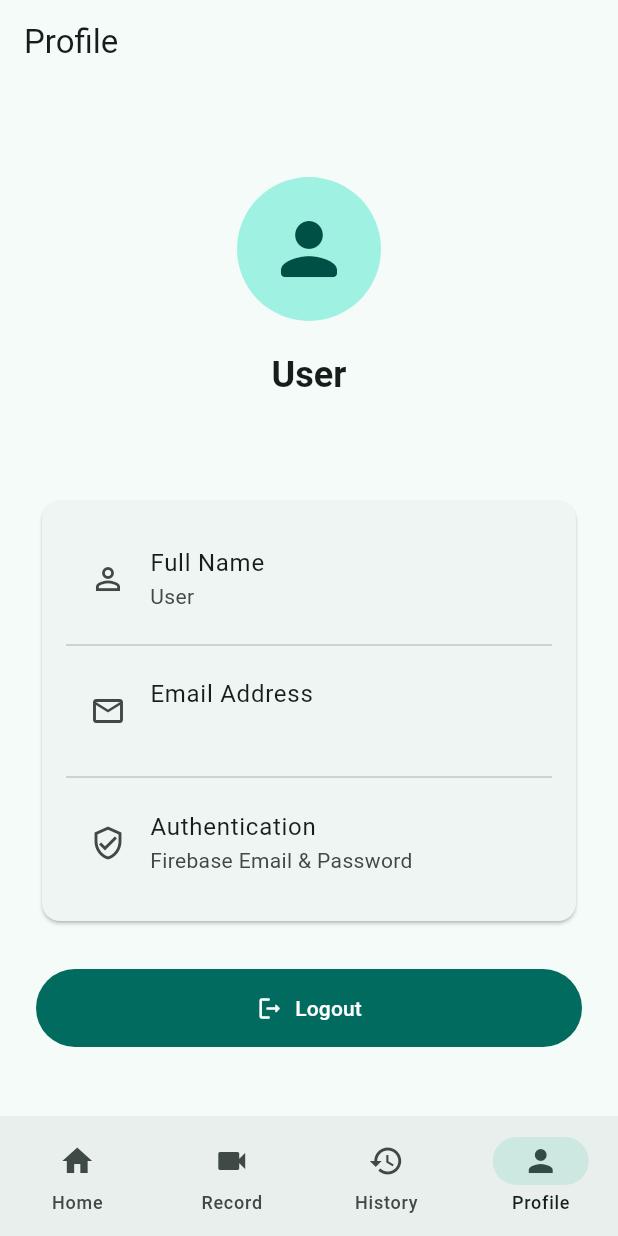
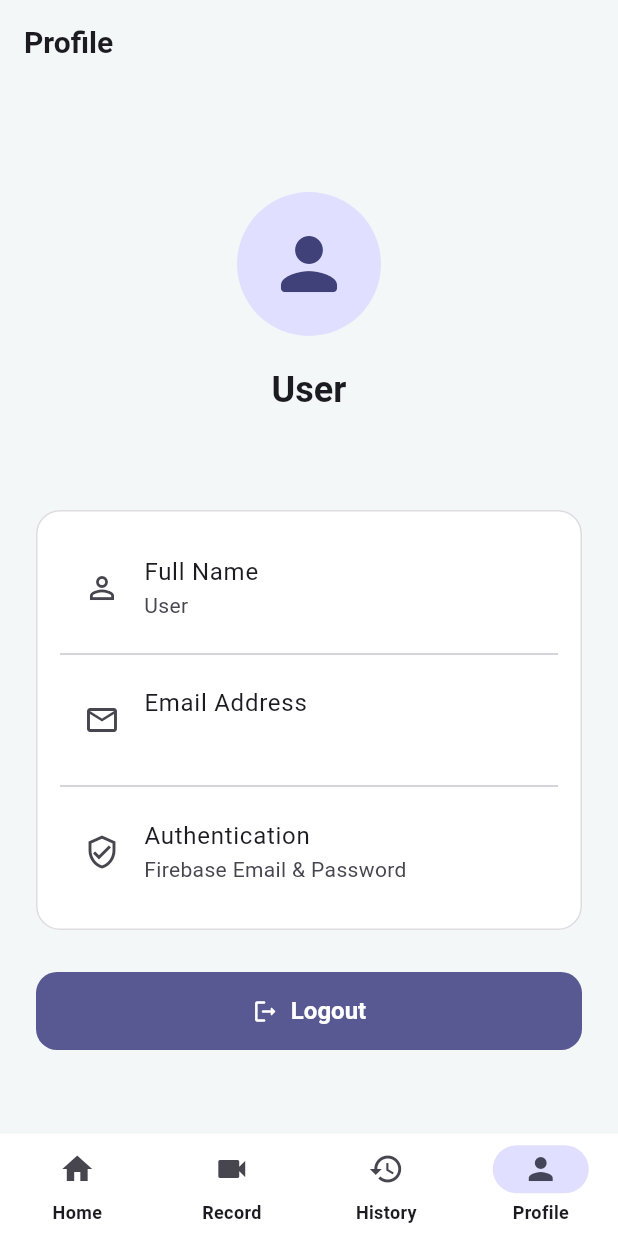
Before and after one commit to salitha07/pitchcut_Ai, a Flutter app: the screen it shows once a user with an empty profile is signed in, item 4 of the bottom bar chosen, on a phone screen of 412 x 824 dp. Run offline on Flutter 3.47's test engine with Material 3 defaults, Android fonts, the phone set to English and light mode, and no system bars; our stand-ins replace camera, cloud_firestore, file_picker, firebase_auth, firebase_core, firebase_storage and 5 more; accounts and stored records are empty.

Commit message:
style: upgrade app theme with rounded cards, buttons and nav bar

```diff
--- a/lib/core/theme/app_theme.dart
+++ b/lib/core/theme/app_theme.dart
@@ -1,15 +1,112 @@
 import 'package:flutter/material.dart';
 
 class AppTheme {
-  static ThemeData light = ThemeData(
-    useMaterial3: true,
-    colorSchemeSeed: const Color.fromARGB(255, 100, 232, 210),
-    brightness: Brightness.light,
-  );
+  // Brand colour. Keep the value you chose.
+  static const Color _seed = Color.fromARGB(255, 38, 30, 187);
 
-  static ThemeData dark = ThemeData(
-    useMaterial3: true,
-    colorSchemeSeed: const Color(0xFF4F46E5),
-    brightness: Brightness.dark,
-  );
+  // Dark palette: change these to make the app lighter or darker.
+  static const Color _darkBackground = Color(0xFF0B0F14); // page background
+  static const Color _darkCard = Color(0xFF151B23); // cards, bottom bar
+  static const Color _darkCardHigh = Color(0xFF1B232D); // raised surfaces
+  static const Color _darkBorder = Color(0xFF263040); // thin outlines
+
+  static ThemeData get light => _build(Brightness.light);
+  static ThemeData get dark => _build(Brightness.dark);
+
+  static ThemeData _build(Brightness brightness) {
+    final isLight = brightness == Brightness.light;
+
+    var scheme = ColorScheme.fromSeed(seedColor: _seed, brightness: brightness);
+
+    if (!isLight) {
+      scheme = scheme.copyWith(
+        surface: _darkBackground,
+        surfaceContainerLowest: _darkBackground,
+        surfaceContainerLow: _darkCard,
+        surfaceContainer: _darkCard,
+        surfaceContainerHigh: _darkCardHigh,
+        surfaceContainerHighest: _darkCardHigh,
+        outlineVariant: _darkBorder,
+      );
+    }
+
+    final cardColor = isLight ? Colors.white : _darkCard;
+
+    return ThemeData(
+      useMaterial3: true,
+      colorScheme: scheme,
+      scaffoldBackgroundColor: isLight
+          ? const Color(0xFFF4F7F7)
+          : _darkBackground,
+      appBarTheme: AppBarTheme(
+        centerTitle: false,
+        elevation: 0,
+        scrolledUnderElevation: 0,
+        backgroundColor: Colors.transparent,
+        foregroundColor: scheme.onSurface,
+        titleTextStyle: TextStyle(
+          fontSize: 20,
+          fontWeight: FontWeight.w700,
+          color: scheme.onSurface,
+        ),
+      ),
+      cardTheme: CardThemeData(
+        elevation: 0,
+        color: cardColor,
+        margin: EdgeInsets.zero,
+        shape: RoundedRectangleBorder(
+          borderRadius: BorderRadius.circular(16),
+          side: BorderSide(color: scheme.outlineVariant.withValues(alpha: 0.6)),
+        ),
+      ),
+      filledButtonTheme: FilledButtonThemeData(
+        style: FilledButton.styleFrom(
+          minimumSize: const Size(0, 52),
+          shape: RoundedRectangleBorder(
+            borderRadius: BorderRadius.circular(14),
+          ),
+          textStyle: const TextStyle(fontSize: 16, fontWeight: FontWeight.w600),
+        ),
+      ),
+      outlinedButtonTheme: OutlinedButtonThemeData(
+        style: OutlinedButton.styleFrom(
+          minimumSize: const Size(0, 52),
+          side: BorderSide(color: scheme.outlineVariant),
+          shape: RoundedRectangleBorder(
+            borderRadius: BorderRadius.circular(14),
+          ),
+          textStyle: const TextStyle(fontSize: 16, fontWeight: FontWeight.w600),
+        ),
+      ),
+      navigationBarTheme: NavigationBarThemeData(
+        height: 68,
+        elevation: 0,
+        backgroundColor: isLight ? Colors.white : const Color(0xFF0F141B),
+        indicatorColor: scheme.primaryContainer,
+        labelTextStyle: const WidgetStatePropertyAll(
+          TextStyle(fontSize: 12, fontWeight: FontWeight.w600),
+        ),
+      ),
+      inputDecorationTheme: InputDecorationTheme(
+        filled: true,
+        fillColor: cardColor,
+        border: OutlineInputBorder(
+          borderRadius: BorderRadius.circular(14),
+          borderSide: BorderSide(color: scheme.outlineVariant),
+        ),
+        enabledBorder: OutlineInputBorder(
+          borderRadius: BorderRadius.circular(14),
+          borderSide: BorderSide(color: scheme.outlineVariant),
+        ),
+        contentPadding: const EdgeInsets.symmetric(
+          horizontal: 16,
+          vertical: 16,
+        ),
+      ),
+      dialogTheme: DialogThemeData(
+        backgroundColor: isLight ? Colors.white : _darkCardHigh,
+        shape: RoundedRectangleBorder(borderRadius: BorderRadius.circular(20)),
+      ),
+    );
+  }
 }
```
